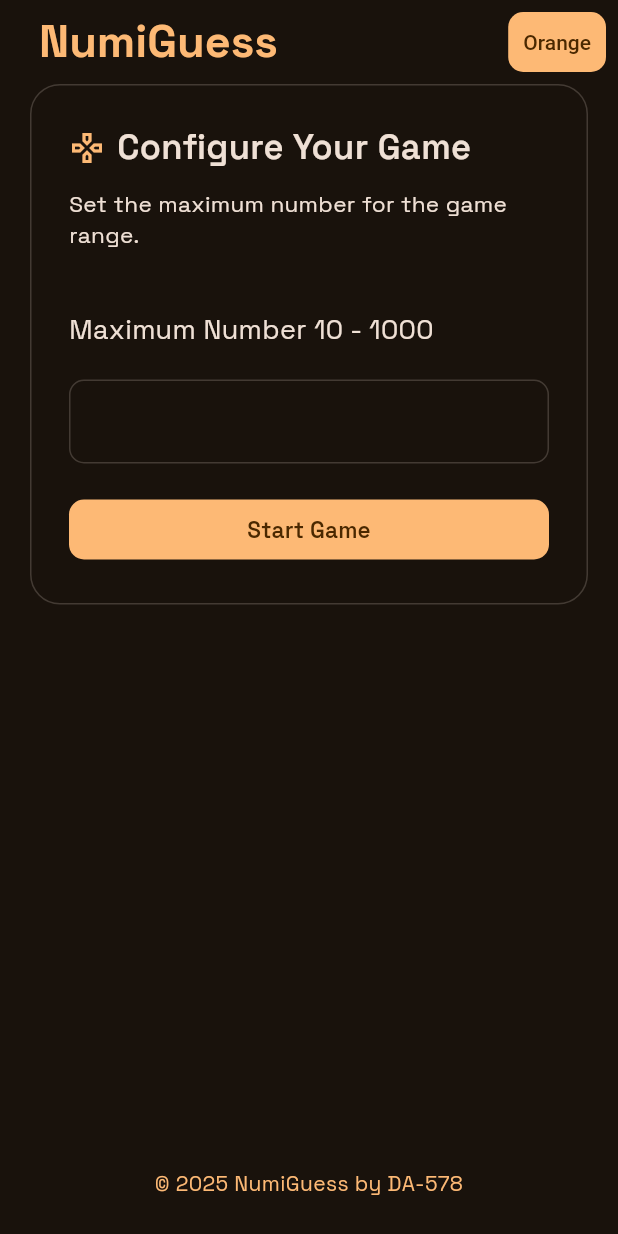
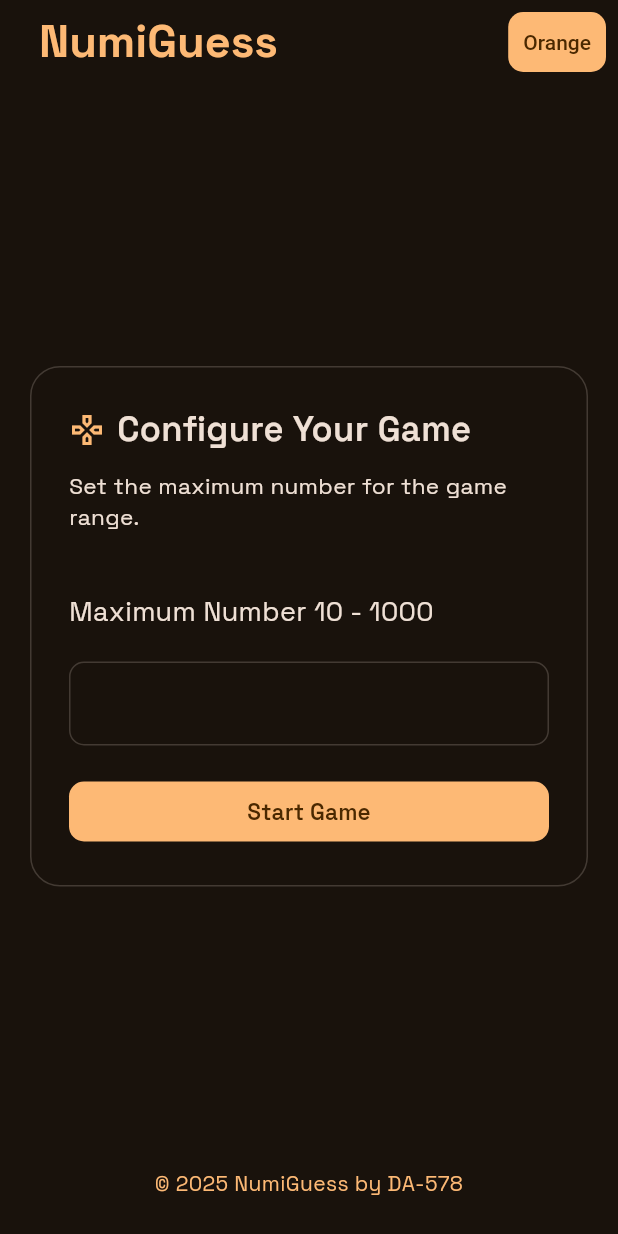
Before and after one commit to da578/numiguess, a Flutter app: the screen it shows after launch, on a phone screen of 412 x 824 dp. Run offline on Flutter 3.47's test engine with Material 3 defaults, Android fonts, the phone set to English and light mode, and no system bars; our stand-ins replace audioplayers.

Commit message:
fix: responsive display

```diff
--- a/lib/components/configure_card.dart
+++ b/lib/components/configure_card.dart
@@ -44,9 +44,9 @@ class _ConfigureCardState extends State<ConfigureCard> {
   @override
   Widget build(BuildContext context) {
     late final colorScheme = Theme.of(context).colorScheme;
-    return SingleChildScrollView(
-      physics: BouncingScrollPhysics(),
-      child: Center(
+    return Center(
+      child: SingleChildScrollView(
+        physics: BouncingScrollPhysics(),
         child: Padding(
           padding: EdgeInsets.symmetric(horizontal: horizontalPadding),
           child: ConstrainedBox(
```
